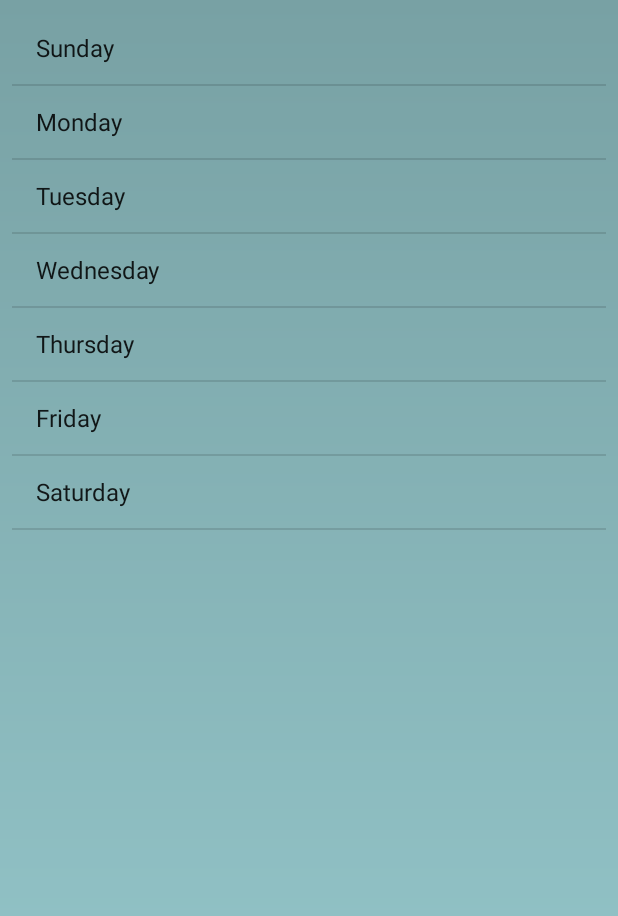
After one commit to keinix/StormyTwo, an Android app: the DailyForecastActivity screen opened directly, with no data from a screen before it, on a phone screen of 412 x 824 dp. The commit adds this screen. Shown: the top 916 px of the screen. Run offline under Robolectric (Android 15) with nearby library versions, the phone set to English and light mode, and no system bars.

Commit message:
added listview and list activity for daily weather. needs to be populated by model

```diff
--- a/app/src/main/AndroidManifest.xml
+++ b/app/src/main/AndroidManifest.xml
@@ -15,18 +15,15 @@
         android:theme="@style/AppTheme">
         <activity
             android:name=".ui.MainActivity"
-            android:screenOrientation="portrait">
-
-        </activity>
-
-        <activity
-            android:name=".ui.SplashActivity">
+            android:screenOrientation="portrait"></activity>
+        <activity android:name=".ui.SplashActivity">
             <intent-filter>
                 <action android:name="android.intent.action.MAIN" />
 
                 <category android:name="android.intent.category.LAUNCHER" />
             </intent-filter>
         </activity>
+        <activity android:name=".ui.DailyForecastActivity"></activity>
     </application>
 
 </manifest>
--- /dev/null
+++ b/app/src/main/java/com/keinix/stormytwo/ui/DailyForecastActivity.java
@@ -0,0 +1,24 @@
+package com.keinix.stormytwo.ui;
+
+import android.app.ListActivity;
+import android.support.v7.app.AppCompatActivity;
+import android.os.Bundle;
+import android.widget.ArrayAdapter;
+
+import com.keinix.stormytwo.R;
+
+public class DailyForecastActivity extends ListActivity {
+
+    @Override
+    protected void onCreate(Bundle savedInstanceState) {
+        super.onCreate(savedInstanceState);
+        setContentView(R.layout.activity_daily_forecast);
+
+        String[] daysOfTheWeek = { "Sunday", "Monday", "Tuesday", "Wednesday", "Thursday", "Friday", "Saturday" };
+        ArrayAdapter<String> adapter = new ArrayAdapter<>(this,
+                android.R.layout.simple_list_item_1,
+                daysOfTheWeek);
+
+        setListAdapter(adapter);
+    }
+}
--- a/app/src/main/java/com/keinix/stormytwo/ui/MainActivity.java
+++ b/app/src/main/java/com/keinix/stormytwo/ui/MainActivity.java
@@ -1,6 +1,7 @@
 package com.keinix.stormytwo.ui;
 
 import android.content.Context;
+import android.content.Intent;
 import android.graphics.drawable.Drawable;
 import android.location.Address;
 import android.location.Geocoder;
@@ -14,6 +15,7 @@ import android.support.v4.content.ContextCompat;
 import android.support.v7.app.AppCompatActivity;
 import android.util.Log;
 import android.view.View;
+import android.widget.Button;
 import android.widget.ImageView;
 import android.widget.ProgressBar;
 import android.widget.TextView;
@@ -40,6 +42,7 @@ import java.util.Locale;
 
 import butterknife.BindView;
 import butterknife.ButterKnife;
+import butterknife.OnClick;
 import okhttp3.Call;
 import okhttp3.Callback;
 import okhttp3.OkHttpClient;
@@ -67,6 +70,17 @@ public class MainActivity extends AppCompatActivity implements GoogleApiClient.C
     @BindView(R.id.refreshImageView) ImageView mRefreshImageView;
     @BindView(R.id.progressBar) ProgressBar mProgressBar;
     @BindView(R.id.locationLabel) TextView mLocationLabel;
+    @BindView(R.id.hourly) Button mHourlyButton;
+    @BindView(R.id.daily) Button mDailyButton;
+
+    @OnClick(R.id.daily) void dailyListView() {
+        Intent intent = new Intent(this, DailyForecastActivity.class);
+        startActivity(intent);
+    }
+
+    @OnClick(R.id.refreshImageView) void refresh() {
+        refreshWeather();
+    }
 
     @Override
     protected void onCreate(Bundle savedInstanceState) {
@@ -82,14 +96,6 @@ public class MainActivity extends AppCompatActivity implements GoogleApiClient.C
         } else {
             Toast.makeText(this, "Connect to the internet please", Toast.LENGTH_LONG).show();
         }
-
-        mRefreshImageView.setOnClickListener(new View.OnClickListener() {
-            @Override
-            public void onClick(View view) {
-                refreshWeather();
-            }
-        });
-
     }
 
     private boolean networkIsConnected() {
--- a/app/src/main/java/com/keinix/stormytwo/weather/Day.java
+++ b/app/src/main/java/com/keinix/stormytwo/weather/Day.java
@@ -1,8 +1,5 @@
 package com.keinix.stormytwo.weather;
 
-/**
- * Created by Keinix on 8/2/17.
- */
 
 public class Day {
     private long mTime;
--- a/app/src/main/java/com/keinix/stormytwo/weather/Forecast.java
+++ b/app/src/main/java/com/keinix/stormytwo/weather/Forecast.java
@@ -1,8 +1,5 @@
 package com.keinix.stormytwo.weather;
 
-/**
- * Created by Keinix on 8/2/17.
- */
 
 public class Forecast {
     private Current mCurrent;
--- a/app/src/main/java/com/keinix/stormytwo/weather/Hour.java
+++ b/app/src/main/java/com/keinix/stormytwo/weather/Hour.java
@@ -1,6 +1,4 @@
 package com.keinix.stormytwo.weather;
-
-
 
 public class Hour {
     private long mTime;
--- /dev/null
+++ b/app/src/main/res/layout/activity_daily_forecast.xml
@@ -0,0 +1,38 @@
+<?xml version="1.0" encoding="utf-8"?>
+<android.support.constraint.ConstraintLayout xmlns:android="http://schemas.android.com/apk/res/android"
+    xmlns:app="http://schemas.android.com/apk/res-auto"
+    xmlns:tools="http://schemas.android.com/tools"
+    android:layout_width="match_parent"
+    android:layout_height="match_parent"
+    android:background="@drawable/bg_gradient"
+    tools:context="com.keinix.stormytwo.ui.DailyForecastActivity">
+
+    <TextView
+        android:id="@android:id/empty"
+        android:layout_width="wrap_content"
+        android:layout_height="wrap_content"
+        app:layout_constraintRight_toRightOf="parent"
+        app:layout_constraintBottom_toBottomOf="parent"
+        app:layout_constraintLeft_toLeftOf="parent"
+        app:layout_constraintTop_toTopOf="parent"
+        android:text="@string/no_forecast_data"
+        android:textColor="@android:color/white"/>
+
+    <ListView
+        android:id="@android:id/list"
+        android:layout_width="0dp"
+        android:layout_height="0dp"
+        android:layout_marginBottom="8dp"
+        android:layout_marginEnd="8dp"
+        android:layout_marginLeft="8dp"
+        android:layout_marginRight="8dp"
+        android:layout_marginStart="8dp"
+        android:layout_marginTop="8dp"
+        app:layout_constraintBottom_toBottomOf="parent"
+        app:layout_constraintHorizontal_bias="1.0"
+        app:layout_constraintLeft_toLeftOf="parent"
+        app:layout_constraintRight_toRightOf="parent"
+        app:layout_constraintTop_toTopOf="parent"
+        app:layout_constraintVertical_bias="1.0" />
+
+</android.support.constraint.ConstraintLayout>
--- a/app/src/main/res/layout/activity_main.xml
+++ b/app/src/main/res/layout/activity_main.xml
@@ -223,7 +223,8 @@
             android:layout_weight="1"
             android:background="#40ffffff"
             android:textColor="#ffffffff"
-            android:text="7 day" />
+            android:text="7 day"
+            android:layout_marginLeft="2dp"/>
     </LinearLayout>
 
 </android.support.constraint.ConstraintLayout>
--- a/app/src/main/res/values/strings.xml
+++ b/app/src/main/res/values/strings.xml
@@ -5,4 +5,5 @@
     <string name="error_ok_button_text">OK</string>
     <string name="no_network_toast">Network connection is not available</string>
     <string name="location_warning">You have not given permission for Location use</string>
+    <string name="no_forecast_data">There is no data to display</string>
 </resources>
```
